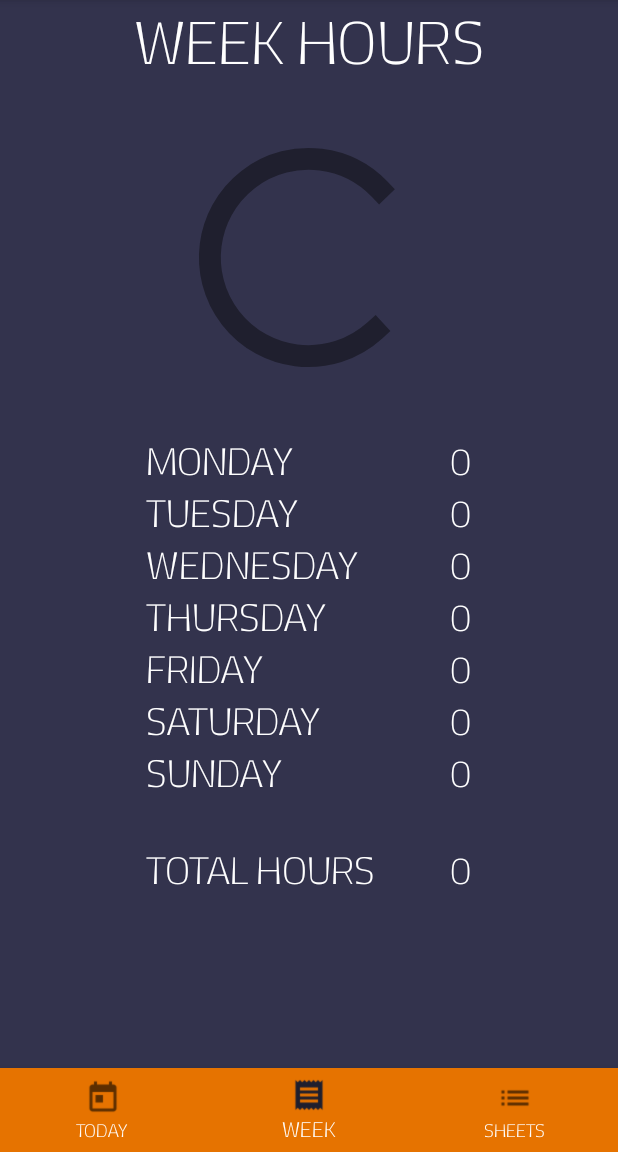
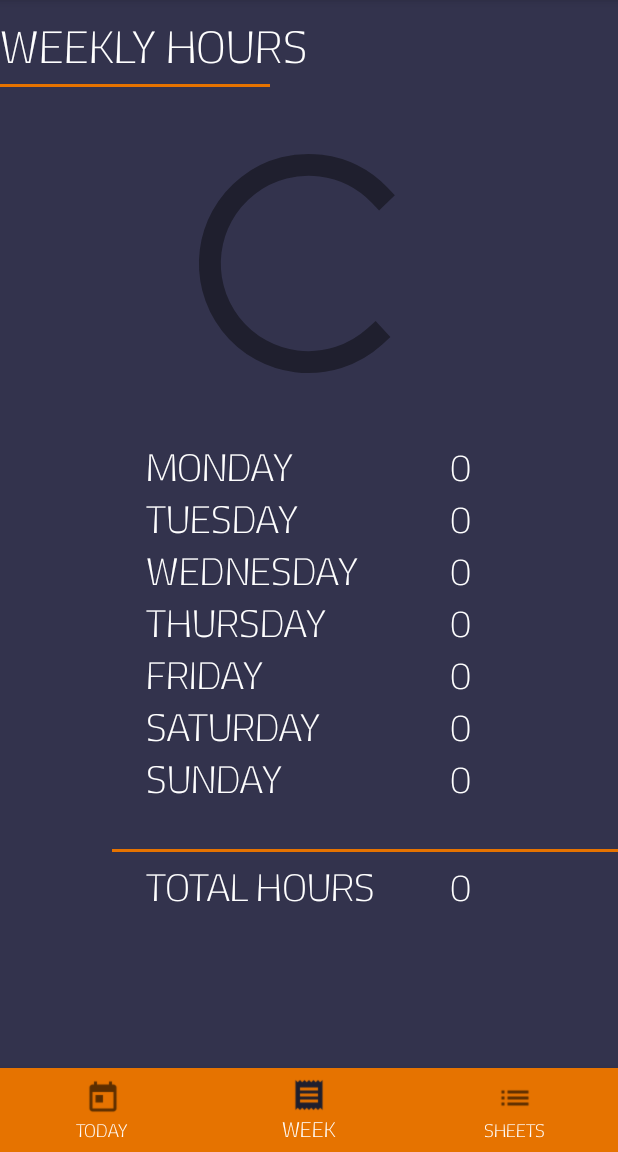
Before and after one commit to samyuktha7/HoursCount, an Android app: the screen it shows after launch (MainActivity), item 2 of the bottom bar chosen, on a phone screen of 412 x 824 dp, the part 84-1236 px from its top. Run offline under Robolectric (Android 15) with nearby library versions, the phone set to English and light mode, and no system bars; libraries missing offline, so code that uses them is left out: com.budiyev.android; plain views replace CircularProgressBar; 4 statements that could not run were skipped.

Commit message:
* Handles some minor changes. re-organizing and adding comments * UI changes * Displays Todays date in Today_Fragment

```diff
--- a/app/src/main/java/countedhours/hourscount/Activities/MainActivity.java
+++ b/app/src/main/java/countedhours/hourscount/Activities/MainActivity.java
@@ -17,11 +17,16 @@ import android.view.MenuInflater;
 import android.view.MenuItem;
 import android.widget.FrameLayout;
 
+/*
+This activity is the main activity with a frame layout, which accomodates three fragments to view
+Today, Weekly, Sheets.
+ */
 public class MainActivity extends AppCompatActivity {
 
-    private BottomNavigationView mBottomNavigation;
+    private String TAG = "HC_"+MainActivity.class.getSimpleName();
+
     private Fragment mFragment;
-    private String TAG = "HC_"+MainActivity.class.getSimpleName();
+
 
     @Override
     protected void onStart() {
@@ -34,7 +39,7 @@ public class MainActivity extends AppCompatActivity {
         super.onCreate(savedInstanceState);
         setContentView(R.layout.activity_main);
 
-        mBottomNavigation = (BottomNavigationView)findViewById(R.id.navigationBar);
+        BottomNavigationView mBottomNavigation = (BottomNavigationView)findViewById(R.id.navigationBar);
 
         final Today_Fragment todayFragment = new Today_Fragment();
         final Week_Fragment weekFragment = new Week_Fragment();
--- a/app/src/main/java/countedhours/hourscount/Activities/ProfileActivity.java
+++ b/app/src/main/java/countedhours/hourscount/Activities/ProfileActivity.java
@@ -40,10 +40,12 @@ import countedhours.hourscount.service.GeoIntentService;
 
 public class ProfileActivity extends AppCompatActivity {
 
+    private String TAG = "HC_"+ProfileActivity.class.getSimpleName();
+
     private EditText mAddressInformation;
     private String mAddress;
     private Button mSaveAddressButton;
-    private String TAG = "HC_"+ProfileActivity.class.getSimpleName();
+
     private Address mLocation;
     private SharedPreferences sharedPreferences;
     private Geofence mGeofence;
@@ -51,7 +53,6 @@ public class ProfileActivity extends AppCompatActivity {
     private SharedPreferences.Editor mEditor;
     private String temp;
     private CommonUtils mUtils;
-
 
     @Override
     protected void onCreate(Bundle savedInstanceState) {
--- a/app/src/main/java/countedhours/hourscount/Fragments/Today_Fragment.java
+++ b/app/src/main/java/countedhours/hourscount/Fragments/Today_Fragment.java
@@ -17,6 +17,7 @@ import com.budiyev.android.circularprogressbar.CircularProgressBar;
 
 import java.text.DateFormat;
 import java.text.SimpleDateFormat;
+import java.util.Calendar;
 import java.util.Date;
 import java.util.Locale;
 import java.util.TimeZone;
@@ -28,18 +29,18 @@ import countedhours.hourscount.service.GeoIntentService;
 
 public class Today_Fragment extends Fragment {
 
-    private TextView mTimeRemaining, mHoursCompleted, mInOffice, mLastCheckedIn, mLastCheckedOut;
+    private TextView mTimeRemaining, mHoursCompleted, mInOffice, mLastCheckedIn, mLastCheckedOut, mToday;
     private Button mPauseButton, mStartButton;
     private CircularProgressBar mProgressBar;
 
     private String TAG = "HC_"+Today_Fragment.class.getSimpleName();
     private DateFormat formatter;
     private SharedPreferences mSharedPreferences;
+    private Handler updateTimeHandler = new Handler();
+
+    private boolean inOffice;
     private boolean alreadyStarted = false;
-    private Handler updateTimeHandler = new Handler();
-    private boolean inOffice;
-    private boolean resetEverything = false;
-    private String checkIn, checkOut;
+    private String checkOut;
     private boolean firstUpdate = false;
 
     @Override
@@ -59,6 +60,7 @@ public class Today_Fragment extends Fragment {
         mPauseButton = v.findViewById(R.id.pauseButton);
         mStartButton = v.findViewById(R.id.startButton);
         mProgressBar = v.findViewById(R.id.progressBar);
+        mToday = v.findViewById(R.id.todaysDate);
 
         return v;
     }
@@ -75,6 +77,12 @@ public class Today_Fragment extends Fragment {
 
         //If the context is not null, get Shared Preferences.
         if (this.getActivity() != null) {
+
+            //Display Today's Date
+            Date c = Calendar.getInstance().getTime();
+            SimpleDateFormat df = new SimpleDateFormat("MMMM dd yyyy , EEEE");
+            mToday.setText(df.format(c));
+
             mSharedPreferences = this.getActivity().getSharedPreferences("TIME", Context.MODE_PRIVATE);
             if (mSharedPreferences != null) {
 
@@ -129,7 +137,7 @@ public class Today_Fragment extends Fragment {
                 Log.w(TAG, "out of office");
 
                 // reset during updateThreadHandler will update the UI with reset values.
-                resetEverything = mSharedPreferences.getBoolean("reset", false);
+                boolean resetEverything = mSharedPreferences.getBoolean("reset", false);
                 if (resetEverything) {
                     long totalTime = mSharedPreferences.getLong("TotalTime", 0);
                     if (totalTime == 0) {
@@ -220,7 +228,7 @@ public class Today_Fragment extends Fragment {
              Log.d(TAG, "percentage on circular progress bar "+percentage);
              mProgressBar.setProgress(percentage);
 
-             checkIn = mSharedPreferences.getString("LastCheckedIn", null);
+             String checkIn = mSharedPreferences.getString("LastCheckedIn", null);
              if (checkIn != null) {
                  mLastCheckedIn.setText(checkIn);
              }
--- a/app/src/main/java/countedhours/hourscount/Fragments/Week_Fragment.java
+++ b/app/src/main/java/countedhours/hourscount/Fragments/Week_Fragment.java
@@ -162,9 +162,9 @@ public class Week_Fragment extends Fragment {
         //updateUI - Weeks
         mTotal.setText(df.format(mTotalWeeksTime));
 
-        //updateCircularUI
-        long fortyHoursPerWeek = 40 * 60 * 60000;
-        float percentage = ((((float) mTotalWeeksTime) * 100) / fortyHoursPerWeek );
+        //updateCircularUI - total weeks time in 40 hours
+        float percentage = (((float) mTotalWeeksTime * 100) / 40 );
+        Log.d(TAG, "percentage is  "+percentage);
         mWeekProgress.setProgress(percentage);
     }
 
--- a/app/src/main/res/layout/fragment_week.xml
+++ b/app/src/main/res/layout/fragment_week.xml
@@ -8,14 +8,20 @@
     android:background="#33334d"
     tools:context=".Fragments.Week_Fragment">
 
-    <!-- TODO: Update blank fragment layout -->
     <TextView
         android:layout_width="match_parent"
         android:layout_height="wrap_content"
-        android:text="WEEK HOURS"
+        android:text="WEEKLY HOURS"
         android:textColor="#ffffff"
-        android:gravity="center_horizontal"
-        android:textSize="40dp"/>
+        android:layout_marginTop="10dp"
+        android:gravity="left"
+        android:textSize="30dp"/>
+
+    <View
+        android:layout_width="180dp"
+        android:layout_marginTop="5dp"
+        android:layout_height="2dp"
+        android:background="#e67300" />
 
     <com.budiyev.android.circularprogressbar.CircularProgressBar
         android:layout_width="175dp"
@@ -180,8 +186,15 @@
                 android:textSize="25dp"/>
         </TableRow>
 
+        <View
+            android:layout_width="50dp"
+            android:layout_marginTop="30dp"
+            android:layout_height="2dp"
+            android:background="#e67300"
+            android:layout_marginLeft="50dp"/>
+
         <TableRow
-            android:paddingTop="30dp"
+            android:paddingTop="5dp"
             android:gravity="center_horizontal">
             <TextView
                 android:layout_width="wrap_content"
--- a/app/src/main/res/menu/profile.xml
+++ b/app/src/main/res/menu/profile.xml
@@ -1,7 +1,5 @@
 <?xml version="1.0" encoding="utf-8"?>
 <menu xmlns:android="http://schemas.android.com/apk/res/android"
-    xmlns:app="http://schemas.android.com/apk/res-auto">
-
     xmlns:app="http://schemas.android.com/apk/res-auto">
 
     <item
```
Also changed, not shown: app/src/main/res/layout/activity_profile.xml (+9 -2 lines), app/src/main/res/layout/fragment_sheets.xml (+10 -3 lines), app/src/main/res/layout/fragment_today_.xml (+22 -9 lines).
